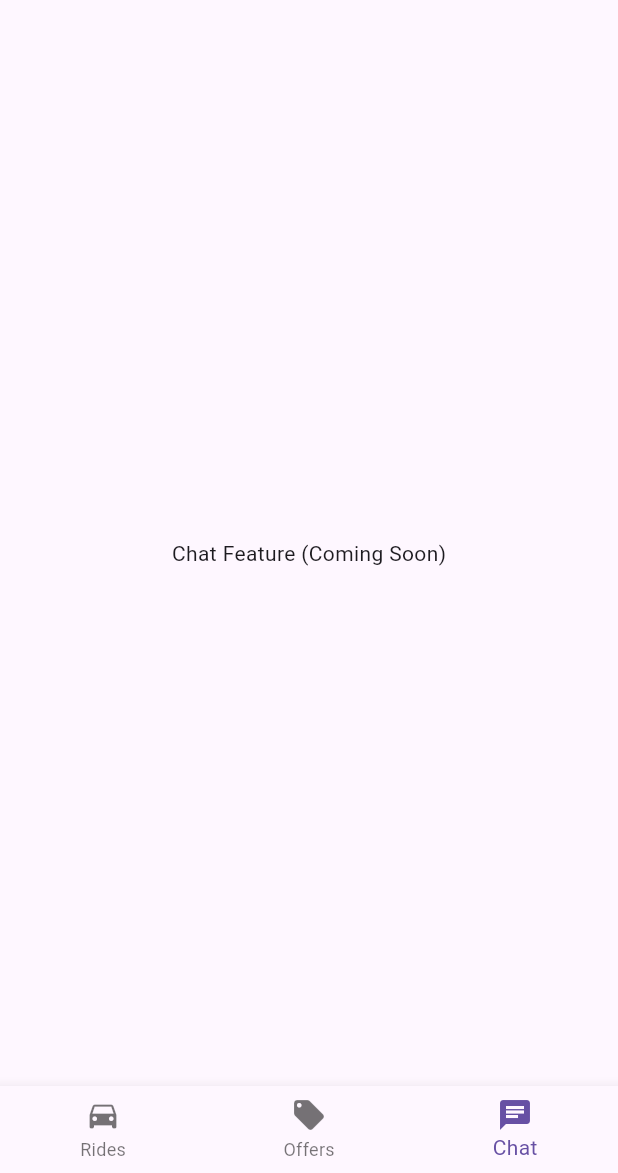
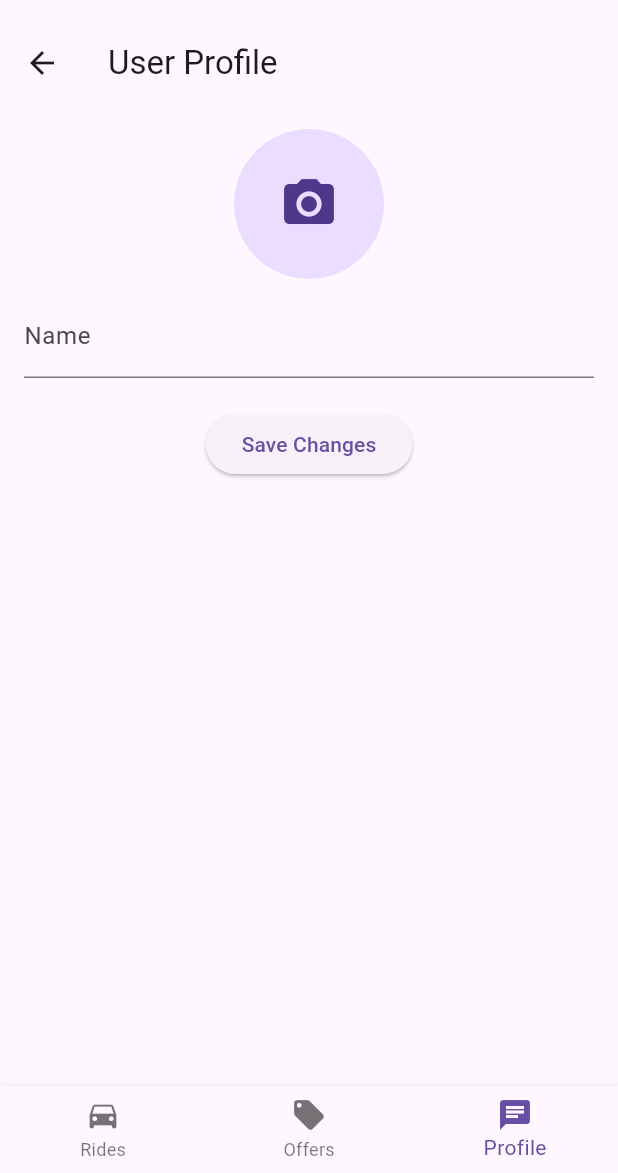
Before and after one commit to knjain1995/kctrustedcarpool, a Flutter app: the HomeScreen screen opened by its route, item 3 of the bottom bar chosen, on a phone screen of 412 x 824 dp, the part 63-1236 px from its top. Run offline on Flutter 3.47's test engine with Material 3 defaults, Android fonts, the phone set to English and light mode, and no system bars; our stand-ins replace cloud_firestore, firebase_auth, firebase_core, firebase_messaging, firebase_storage, flutter_login and 2 more; accounts and stored records are empty.

Commit message:
fixed profile screen and routing to profile screen added instead of chat tab

```diff
--- a/lib/cloud_functions/firestore_service.dart
+++ b/lib/cloud_functions/firestore_service.dart
@@ -26,6 +26,13 @@ class FirestoreService {
     }, SetOptions(merge: true));
 
     print("✅ User profile saved successfully!");
+  }
+
+
+  /// Fetch user profile from Firestore
+  Future<DocumentSnapshot?> getUserProfile() async {
+    String userId = FirebaseAuth.instance.currentUser?.uid ?? "unknown_user";
+    return _db.collection('users').doc(userId).get();
   }
 
 
--- a/lib/screens/home/home_screen.dart
+++ b/lib/screens/home/home_screen.dart
@@ -3,6 +3,8 @@ import 'package:kctrustedcarpool/screens/home/my_offers.dart';
 import 'package:kctrustedcarpool/screens/home/upcoming_rides.dart';
 import 'package:firebase_auth/firebase_auth.dart';
 import 'package:kctrustedcarpool/screens/login/login.dart';
+
+import '../profile/profile_screen.dart';
 
 class HomeScreen extends StatefulWidget {
   static const routeName = '/home';
@@ -17,7 +19,7 @@ class _HomeScreenState extends State<HomeScreen> {
   final List<Widget> _pages = [
     UpcomingRidesScreen(),
     MyOffersScreen(),
-    Center(child: Text("Chat Feature (Coming Soon)")), // Placeholder
+    ProfileScreen(),
   ];
 
   void _onTabTapped(int index) {
@@ -50,7 +52,7 @@ class _HomeScreenState extends State<HomeScreen> {
         items: [
           BottomNavigationBarItem(icon: Icon(Icons.directions_car), label: "Rides"),
           BottomNavigationBarItem(icon: Icon(Icons.local_offer), label: "Offers"),
-          BottomNavigationBarItem(icon: Icon(Icons.chat), label: "Chat"),
+          BottomNavigationBarItem(icon: Icon(Icons.chat), label: "Profile"),
         ],
       ),
     );
--- /dev/null
+++ b/lib/screens/profile/profile_screen.dart
@@ -0,0 +1,107 @@
+import 'package:flutter/material.dart';
+import 'package:firebase_auth/firebase_auth.dart';
+import 'package:cloud_firestore/cloud_firestore.dart';
+import 'package:image_picker/image_picker.dart';
+import 'package:firebase_storage/firebase_storage.dart';
+import 'dart:io';
+
+import '../../cloud_functions/firestore_service.dart';
+
+class ProfileScreen extends StatefulWidget {
+  @override
+  _ProfileScreenState createState() => _ProfileScreenState();
+}
+
+class _ProfileScreenState extends State<ProfileScreen> {
+  final _auth = FirebaseAuth.instance;
+  final _firestore = FirebaseFirestore.instance;
+  final _firestoreService = FirestoreService();
+
+  TextEditingController _nameController = TextEditingController();
+  String? profileImageUrl;
+  bool isLoading = false;
+
+  @override
+  void initState() {
+    super.initState();
+    _loadUserProfile();
+  }
+
+  Future<void> _loadUserProfile() async {
+    setState(() => isLoading = true);
+    DocumentSnapshot? userDoc = await _firestoreService.getUserProfile();
+
+    if (userDoc != null && userDoc.exists) {
+      setState(() {
+        _nameController.text = userDoc["name"] ?? "";
+        profileImageUrl = userDoc["profileUrl"] ?? "";
+      });
+    }
+    setState(() => isLoading = false);
+  }
+
+  Future<void> _updateProfile() async {
+    setState(() => isLoading = true);
+    await _firestoreService.saveUserProfile(
+      _nameController.text,
+      _auth.currentUser?.email ?? "",
+      profileImageUrl,
+    );
+    setState(() => isLoading = false);
+    ScaffoldMessenger.of(context).showSnackBar(SnackBar(content: Text("Profile Updated!")));
+  }
+
+  Future<void> _pickImage() async {
+    final pickedFile = await ImagePicker().pickImage(source: ImageSource.gallery);
+    if (pickedFile == null) return;
+
+    File imageFile = File(pickedFile.path);
+    String userId = _auth.currentUser?.uid ?? "unknown_user";
+
+    Reference storageRef = FirebaseStorage.instance.ref().child('profile_pictures/$userId.jpg');
+    UploadTask uploadTask = storageRef.putFile(imageFile);
+    TaskSnapshot snapshot = await uploadTask;
+    String downloadUrl = await snapshot.ref.getDownloadURL();
+
+    setState(() => profileImageUrl = downloadUrl);
+  }
+
+  @override
+  Widget build(BuildContext context) {
+    return Scaffold(
+      appBar: AppBar(title: Text("User Profile")),
+      body: isLoading
+          ? Center(child: CircularProgressIndicator())
+          : Padding(
+              padding: const EdgeInsets.all(16.0),
+              child: Column(
+                crossAxisAlignment: CrossAxisAlignment.center,
+                children: [
+                  GestureDetector(
+                    onTap: _pickImage,
+                    child: CircleAvatar(
+                      radius: 50,
+                      backgroundImage: profileImageUrl != null && profileImageUrl!.isNotEmpty
+                          ? NetworkImage(profileImageUrl!)
+                          : null,
+                      child: profileImageUrl == null || profileImageUrl!.isEmpty
+                          ? Icon(Icons.camera_alt, size: 40)
+                          : null,
+                    ),
+                  ),
+                  SizedBox(height: 10),
+                  TextField(
+                    controller: _nameController,
+                    decoration: InputDecoration(labelText: "Name"),
+                  ),
+                  SizedBox(height: 20),
+                  ElevatedButton(
+                    onPressed: _updateProfile,
+                    child: Text("Save Changes"),
+                  ),
+                ],
+              ),
+            ),
+    );
+  }
+}
--- a/pubspec.yaml
+++ b/pubspec.yaml
@@ -43,6 +43,8 @@ dependencies:
   http: ^1.3.0
   googleapis_auth: ^1.6.0
   intl: ^0.20.2
+  firebase_storage: ^12.4.4
+  image_picker: ^1.1.2
 
 dev_dependencies:
   flutter_test:
```
Also changed, not shown: pubspec.lock, 5 other files.
